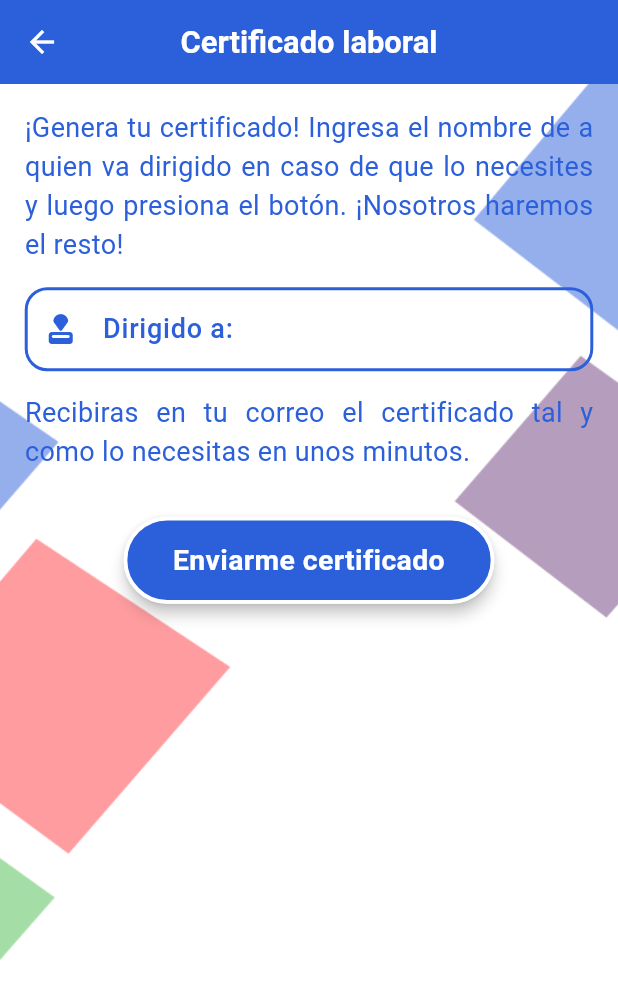
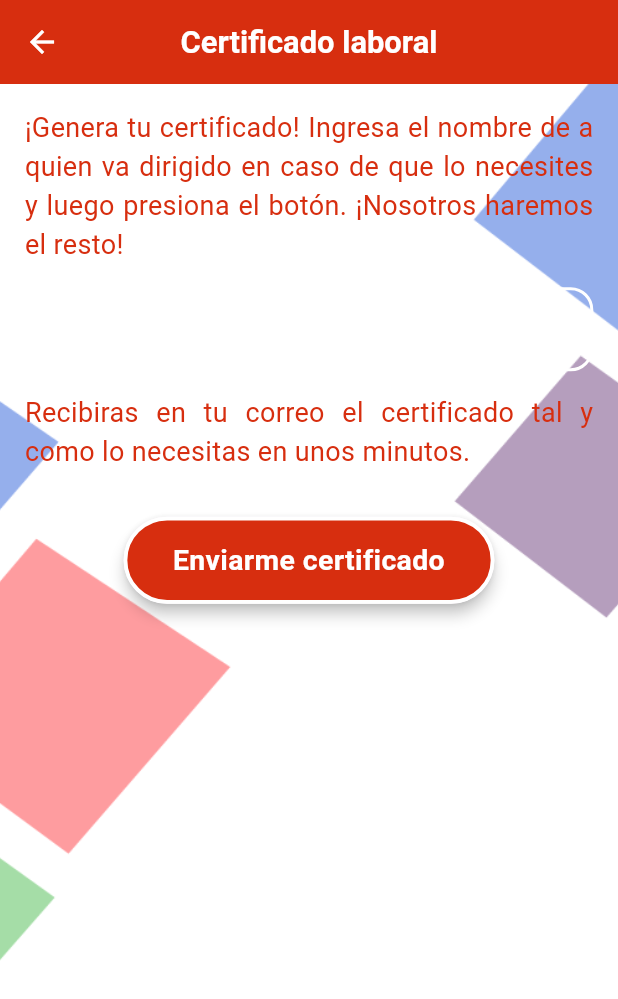
Before and after one commit to desarrollopcgc/vicarApp, a Flutter app: the CertificateEmployee screen opened directly with empty values, on a phone screen of 412 x 824 dp. Shown: the top 999 px of the screen. Run offline on Flutter 3.47's test engine with Material 3 defaults, Android fonts, the phone set to English and light mode, and no system bars; our stand-ins replace flutter_dotenv, image_picker, package_info_plus, pinput, rflutter_alert; missing offline and left inert: about, fab_circular_menu_plus, flutter_html_to_pdf_plus, ftpconnect, sendgrid_mailer, syncfusion_flutter_pdf; network calls fail; Roboto replaces fonts that are missing (Arial).

Commit message:
Created designs to aprove and fixed payment displayabled list

```diff
--- a/lib/components/components.dart
+++ b/lib/components/components.dart
@@ -88,20 +88,20 @@ class _TextInputsState extends State<TextInputs> {
       controller: widget.myController,
       obscureText: _obscureText,
       onChanged: widget.onChanged,
-      style: const TextStyle(color: kBackgroundColor, fontFamily: "Arial"),
+      style: const TextStyle(color: kTextColor, fontFamily: "Arial"),
       decoration: InputDecoration(
-          prefixIconColor: kBackgroundColor,
-          suffixIconColor: kBackgroundColor,
+          prefixIconColor: kTextColor,
+          suffixIconColor: kTextColor,
           errorBorder: OutlineInputBorder(
-            borderSide: const BorderSide(color: kBackgroundColor, width: 3.0),
+            borderSide: const BorderSide(color: kTextColor, width: 3.0),
             borderRadius: BorderRadius.circular(15),
           ),
           focusedBorder: OutlineInputBorder(
-            borderSide: const BorderSide(color: kBackgroundColor, width: 3.0),
+            borderSide: const BorderSide(color: kTextColor, width: 3.0),
             borderRadius: BorderRadius.circular(15),
           ),
           enabledBorder: OutlineInputBorder(
-            borderSide: const BorderSide(color: kBackgroundColor, width: 2.0),
+            borderSide: const BorderSide(color: kTextColor, width: 2.0),
             borderRadius: BorderRadius.circular(15),
           ),
           prefixIcon: widget.prefixIcon,
@@ -110,14 +110,14 @@ class _TextInputsState extends State<TextInputs> {
                   onPressed: _toggleObscureText, icon: Icon(_suffixIcon))
               : null,
           labelStyle: const TextStyle(
-              color: kBackgroundColor,
+              color: kTextColor,
               fontSize: 18,
               fontWeight: FontWeight.w500,
               fontFamily: "Arial"),
           labelText: widget.labelText,
           errorText: widget.errorText,
           errorStyle: const TextStyle(
-              color: Colors.red, fontSize: 12.3, fontFamily: "Arial"),
+              color: kBackgroundColor, fontSize: 12.3, fontFamily: "Arial"),
           focusedErrorBorder: OutlineInputBorder(
             borderSide: BorderSide(color: Colors.red.shade900, width: 3.0),
             borderRadius: BorderRadius.circular(15),
--- a/lib/constants.dart
+++ b/lib/constants.dart
@@ -1,8 +1,8 @@
 import 'package:flutter/material.dart';
 
 const Color kTextColor = Color(0xFFFFFFFF);
-const Color kBackgroundColor = Color(0xFF2C60DA);
-const Color kColor1 = Color(0xFF4CBB50);
+const Color kBackgroundColor = Color(0xFFD72E0F);
+const Color kColor1 = Color(0xFF179448);
 const Color kColor2 = Color(0xFF6B3D7B);
 const Color kColor3 = Color(0xFFFE3A41);
 const Color kColor4 = Color(0xFF000000);
--- a/lib/main.dart
+++ b/lib/main.dart
@@ -1,7 +1,7 @@
 import 'package:flutter/material.dart';
 import 'package:intl/date_symbol_data_local.dart';
 import 'package:flutter_dotenv/flutter_dotenv.dart';
-import 'package:vicar_app/components/components.dart';
+import 'package:vicar_app/screens/user/login_screen.dart';
 
 void main() async {
   await dotenv.load(fileName: '.env');
@@ -21,7 +21,7 @@ class MyApp extends StatelessWidget {
         textTheme: const TextTheme(bodyMedium: TextStyle(fontFamily: 'Arial')),
       ),
       home:
-          const BottomMenu(), //Navigate to `lib/components/components.dart` at lines 387-465
+          const LoginScreen(), //Navigate to `lib/components/components.dart` at lines 387-465
     );
   }
 }
--- a/lib/screens/user/empleados/detail_screen.dart
+++ b/lib/screens/user/empleados/detail_screen.dart
@@ -190,7 +190,9 @@ class _DetailPayScreenState extends State<DetailPayScreen> {
                 fontFamily: "Arial"),
           ),
         ),
-        body: Column(
+        body: ListView(
+          children: [
+            Column(
               children: [
                 detailList.isEmpty
                     ? const Center(child: CircularProgressIndicator())
@@ -224,6 +226,8 @@ class _DetailPayScreenState extends State<DetailPayScreen> {
                         },
                         buttonText: 'Enviar PDF desprendible via email',
                         fontSize: sizeConfig.safeBlockVertical * 1.8))
+              ],
+            )
           ],
         ));
   }
```
Also changed, not shown: lib/screens/home/sign_screen.dart (deleted, +0 -114 lines), lib/screens/user/empleados/history_screen.dart (+7 -3 lines), lib/screens/user/login_screen.dart (+11 -10 lines), assets/images/vicarback.png (added), assets/images/vicarback2.png (added), assets/images/vicarback3.png (added), assets/images/vicarback4.png (added), 1 other file. Lines whose indentation alone changed are shown as unchanged.
